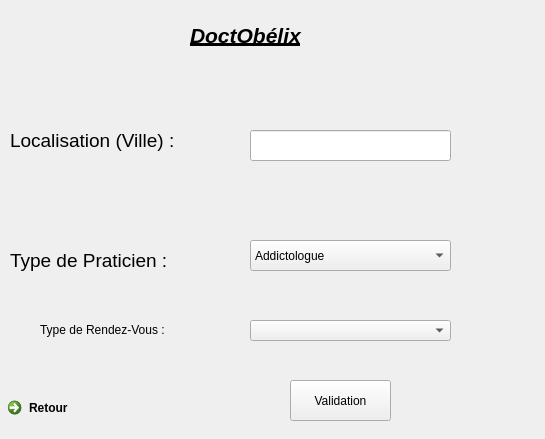
The window that modules/IHM/IHM_en_Qt/3priserdv.ui (Nathanwolfy/projetprogrammation2021) describes before a commit, drawn with Qt 5.
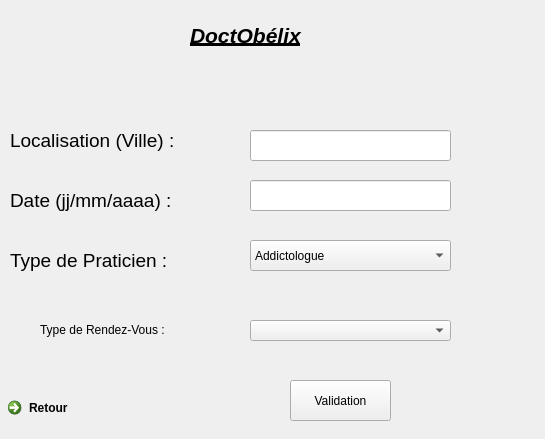
The same window after the commit.

Patch:
```diff
--- a/modules/IHM/IHM_en_Qt/3priserdv.ui
+++ b/modules/IHM/IHM_en_Qt/3priserdv.ui
@@ -196,6 +196,29 @@
     <string>Validation</string>
    </property>
   </widget>
+  <widget class="QLabel" name="Date_Label">
+   <property name="geometry">
+    <rect>
+     <x>10</x>
+     <y>180</y>
+     <width>241</width>
+     <height>41</height>
+    </rect>
+   </property>
+   <property name="text">
+    <string>&lt;html&gt;&lt;head/&gt;&lt;body&gt;&lt;p&gt;&lt;span style=&quot; font-size:14pt;&quot;&gt;Date (jj/mm/aaaa) :&lt;/span&gt;&lt;/p&gt;&lt;/body&gt;&lt;/html&gt;</string>
+   </property>
+  </widget>
+  <widget class="QLineEdit" name="Date_LineEdit">
+   <property name="geometry">
+    <rect>
+     <x>250</x>
+     <y>180</y>
+     <width>201</width>
+     <height>31</height>
+    </rect>
+   </property>
+  </widget>
  </widget>
  <resources/>
  <connections>
```
Left out of the diff: 5 changed lines with no effect on the pictures.
